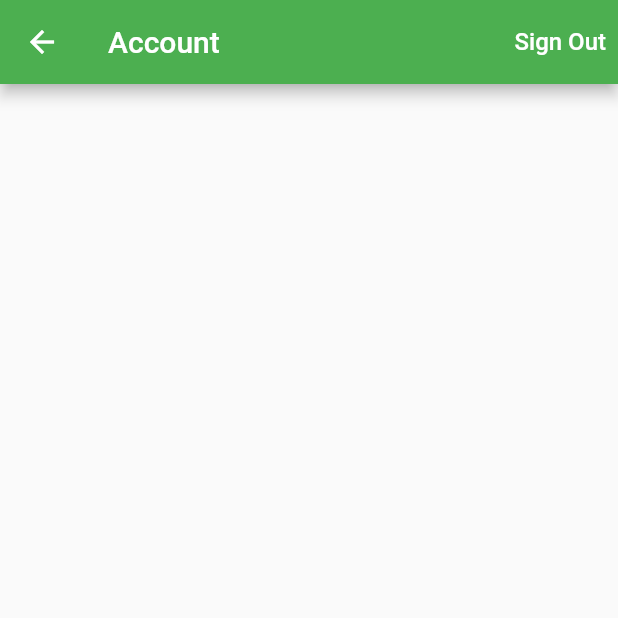
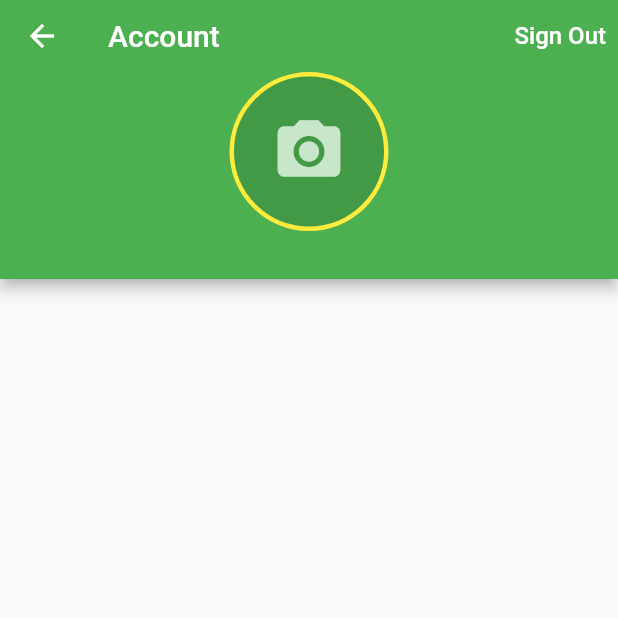
Before and after one commit to rohanjsh/time-tracker, a Flutter app: the AccountPage screen opened directly, on a phone screen of 412 x 824 dp, the top half of it. Run offline on Flutter 3.47's test engine with Material 2 defaults, Android fonts, the phone set to English and light mode, and no system bars; our stand-ins replace cloud_firestore, firebase_auth, firebase_core, google_sign_in, rxdart; missing offline and left inert: flutter_login_facebook; accounts and stored records are empty.

Commit message:
Completing Time Tracker App

```diff
--- a/lib/app/home/account/account_page.dart
+++ b/lib/app/home/account/account_page.dart
@@ -1,5 +1,7 @@
+import 'package:firebase_auth/firebase_auth.dart';
 import 'package:flutter/material.dart';
 import 'package:provider/provider.dart';
+import 'package:time_tracker_flutter_course/common_widgets/avatar.dart';
 import 'package:time_tracker_flutter_course/common_widgets/show_alert_dialog.dart';
 import 'package:time_tracker_flutter_course/services/auth.dart';
 
@@ -30,6 +32,8 @@ class AccountPage extends StatelessWidget {
 
   @override
   Widget build(BuildContext context) {
+    final auth = Provider.of<AuthBase>(context, listen: false);
+
     return Scaffold(
       appBar: AppBar(
         title: Text('Account'),
@@ -43,7 +47,34 @@ class AccountPage extends StatelessWidget {
             ),
           ),
         ],
+        bottom: PreferredSize(
+          //extension of AppBar
+          preferredSize: Size.fromHeight(130),
+          child: _buildUserInfo(auth.currentUser),
+        ),
       ),
     );
   }
+
+  Widget _buildUserInfo(User user) {
+    return Column(
+      children: [
+        Avatar(
+          radius: 50,
+          photoUrl: user.photoURL,
+        ),
+        SizedBox(
+          height: 8,
+        ),
+        if (user.displayName != null)
+          Text(
+            user.displayName,
+            style: TextStyle(color: Colors.white),
+          ),
+        SizedBox(
+          height: 8,
+        ),
+      ],
+    );
+  }
 }
--- /dev/null
+++ b/lib/common_widgets/avatar.dart
@@ -0,0 +1,33 @@
+import 'package:flutter/material.dart';
+
+class Avatar extends StatelessWidget {
+  const Avatar({Key key, this.photoUrl, @required this.radius})
+      : super(key: key);
+
+  final String photoUrl;
+  final double radius;
+
+  @override
+  Widget build(BuildContext context) {
+    return Container(
+      decoration: BoxDecoration(
+          //border for avatar
+          shape: BoxShape.circle,
+          border: Border.all(
+            color: Colors.yellow,
+            width: 3.0,
+          )),
+      child: CircleAvatar(
+        radius: radius,
+        backgroundColor: Colors.black12,
+        backgroundImage: photoUrl != null ? NetworkImage(photoUrl) : null,
+        child: photoUrl == null
+            ? Icon(
+                Icons.camera_alt,
+                size: radius,
+              )
+            : null,
+      ),
+    );
+  }
+}
```
